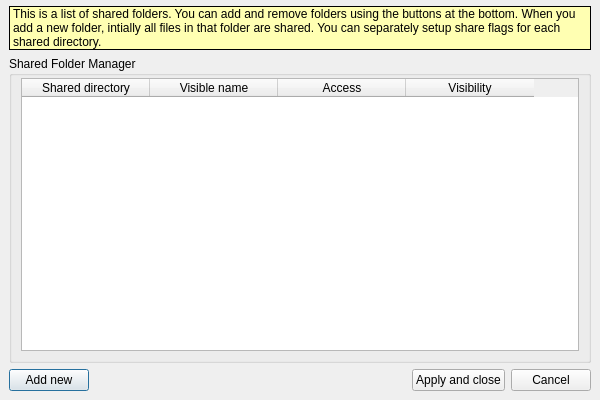
The window that retroshare-gui/src/gui/ShareManager.ui (RetroShare/RetroShare) describes before a commit, drawn with Qt 5.
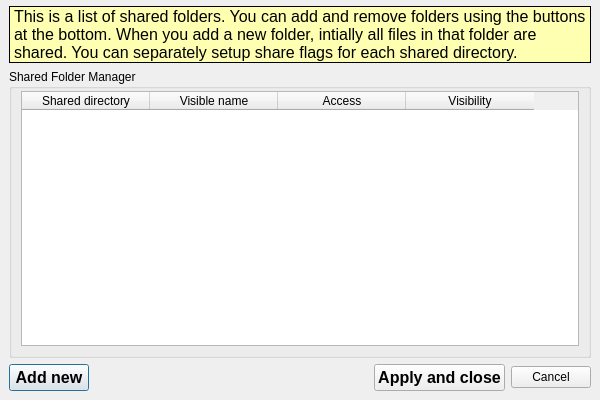
The same window after the commit. Icons and pictures are not drawn. Custom widgets are drawn as their Qt base class.

```diff
--- a/retroshare-gui/src/gui/ShareManager.ui
+++ b/retroshare-gui/src/gui/ShareManager.ui
@@ -97,7 +97,7 @@
             <bool>false</bool>
            </attribute>
            <attribute name="verticalHeaderDefaultSectionSize">
-            <number>22</number>
+            <number>28</number>
            </attribute>
            <column>
             <property name="text">
@@ -144,6 +144,13 @@
           <height>200</height>
          </size>
         </property>
+        <property name="font">
+         <font>
+          <pointsize>12</pointsize>
+          <weight>75</weight>
+          <bold>true</bold>
+         </font>
+        </property>
         <property name="toolTip">
          <string>Add a Share Directory</string>
         </property>
@@ -159,7 +166,7 @@
        </widget>
       </item>
       <item row="2" column="1">
-       <spacer>
+       <spacer name="buttons_HSpacer">
         <property name="orientation">
          <enum>Qt::Horizontal</enum>
         </property>
@@ -172,7 +179,14 @@
        </spacer>
       </item>
       <item row="2" column="2">
-       <widget class="QPushButton" name="closeButton">
+       <widget class="QPushButton" name="applyButton">
+        <property name="font">
+         <font>
+          <pointsize>12</pointsize>
+          <weight>75</weight>
+          <bold>true</bold>
+         </font>
+        </property>
         <property name="text">
          <string>Apply and close</string>
         </property>
@@ -186,10 +200,19 @@
        </widget>
       </item>
       <item row="0" column="0" colspan="4">
-       <widget class="StyledLabel" name="labelInstructions">
+       <widget class="QLabel" name="info_Label">
         <property name="palette">
          <palette>
           <active>
+           <colorrole role="WindowText">
+            <brush brushstyle="SolidPattern">
+             <color alpha="255">
+              <red>0</red>
+              <green>0</green>
+              <blue>0</blue>
+             </color>
+            </brush>
+           </colorrole>
            <colorrole role="Base">
             <brush brushstyle="SolidPattern">
              <color alpha="255">
@@ -210,6 +233,15 @@
            </colorrole>
           </active>
           <inactive>
+           <colorrole role="WindowText">
+            <brush brushstyle="SolidPattern">
+             <color alpha="255">
+              <red>0</red>
+              <green>0</green>
+              <blue>0</blue>
+             </color>
+            </brush>
+           </colorrole>
            <colorrole role="Base">
             <brush brushstyle="SolidPattern">
              <color alpha="255">
@@ -230,6 +262,15 @@
            </colorrole>
           </inactive>
           <disabled>
+           <colorrole role="WindowText">
+            <brush brushstyle="SolidPattern">
+             <color alpha="255">
+              <red>154</red>
+              <green>154</green>
+              <blue>154</blue>
+             </color>
+            </brush>
+           </colorrole>
            <colorrole role="Base">
             <brush brushstyle="SolidPattern">
              <color alpha="255">
@@ -251,6 +292,11 @@
           </disabled>
          </palette>
         </property>
+        <property name="font">
+         <font>
+          <pointsize>12</pointsize>
+         </font>
+        </property>
         <property name="autoFillBackground">
          <bool>true</bool>
         </property>
@@ -274,11 +320,6 @@
   </layout>
  </widget>
  <customwidgets>
-  <customwidget>
-   <class>StyledLabel</class>
-   <extends>QLabel</extends>
-   <header>gui/common/StyledLabel.h</header>
-  </customwidget>
   <customwidget>
    <class>HeaderFrame</class>
    <extends>QFrame</extends>
```
Left out of the diff: 8 changed lines with no effect on the pictures.
